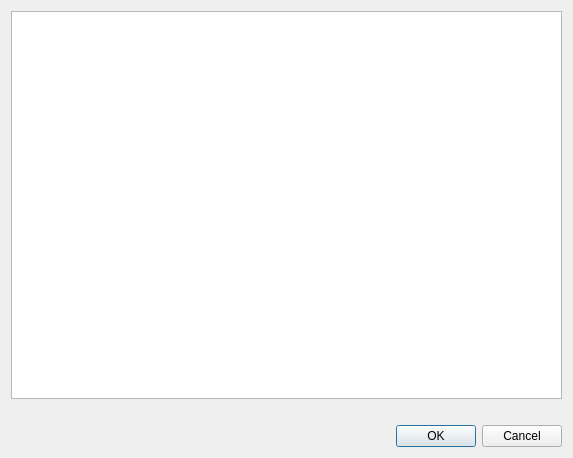
Old version of the form shvspy/src/dlgselectroles.ui in the repository silicon-heaven/shvspy.
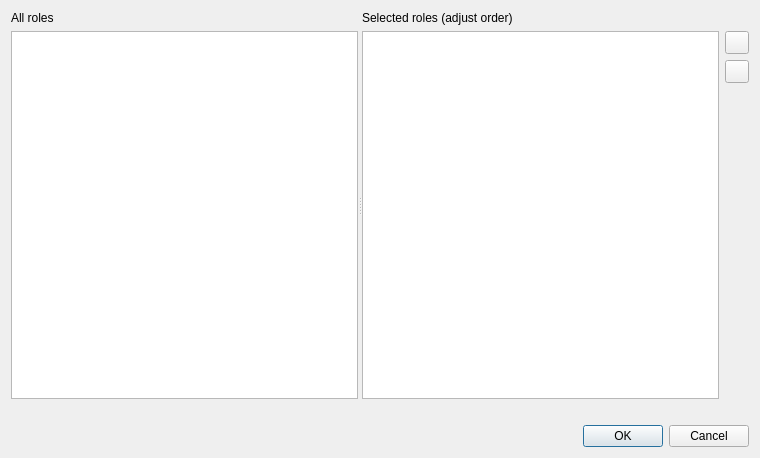
New version of the form. Icons and pictures are not drawn.

Commit message: edit order of roles in role assignment

Patch:
```diff
--- a/shvspy/src/dlgselectroles.ui
+++ b/shvspy/src/dlgselectroles.ui
@@ -6,7 +6,7 @@
    <rect>
     <x>0</x>
     <y>0</y>
-    <width>573</width>
+    <width>760</width>
     <height>458</height>
    </rect>
   </property>
@@ -15,10 +15,107 @@
   </property>
   <layout class="QVBoxLayout" name="verticalLayout">
    <item>
-    <widget class="QTreeView" name="tvRoles"/>
+    <widget class="QSplitter" name="splitter">
+     <property name="orientation">
+      <enum>Qt::Orientation::Horizontal</enum>
+     </property>
+     <widget class="QWidget" name="">
+      <layout class="QVBoxLayout" name="verticalLayout_2">
+       <item>
+        <widget class="QLabel" name="label">
+         <property name="text">
+          <string>All roles</string>
+         </property>
+        </widget>
+       </item>
+       <item>
+        <widget class="QTreeView" name="tvRoles">
+         <attribute name="headerVisible">
+          <bool>false</bool>
+         </attribute>
+        </widget>
+       </item>
+      </layout>
+     </widget>
+     <widget class="QWidget" name="wRolesOrder">
+      <layout class="QVBoxLayout" name="verticalLayoutRolesOrder">
+       <property name="leftMargin">
+        <number>0</number>
+       </property>
+       <property name="topMargin">
+        <number>0</number>
+       </property>
+       <property name="rightMargin">
+        <number>0</number>
+       </property>
+       <property name="bottomMargin">
+        <number>0</number>
+       </property>
+       <item>
+        <widget class="QLabel" name="lblRolesOrder">
+         <property name="text">
+          <string>Selected roles (adjust order)</string>
+         </property>
+        </widget>
+       </item>
+       <item>
+        <layout class="QHBoxLayout" name="horizontalLayoutRolesOrder">
+         <item>
+          <widget class="QListWidget" name="lstSelectedRoles"/>
+         </item>
+         <item>
+          <layout class="QVBoxLayout" name="verticalLayoutMoveButtons">
+           <item>
+            <widget class="QToolButton" name="tbMoveRoleUp">
+             <property name="toolTip">
+              <string>Move role up</string>
+             </property>
+             <property name="icon">
+              <iconset resource="../shvspy.qrc">
+               <normaloff>:/shvspy/images/up.svg</normaloff>:/shvspy/images/up.svg</iconset>
+             </property>
+            </widget>
+           </item>
+           <item>
+            <widget class="QToolButton" name="tbMoveRoleDown">
+             <property name="toolTip">
+              <string>Move role down</string>
+             </property>
+             <property name="icon">
+              <iconset resource="../shvspy.qrc">
+               <normaloff>:/shvspy/images/down.svg</normaloff>:/shvspy/images/down.svg</iconset>
+             </property>
+            </widget>
+           </item>
+           <item>
+            <spacer name="verticalSpacerMoveButtons">
+             <property name="orientation">
+              <enum>Qt::Orientation::Vertical</enum>
+             </property>
+             <property name="sizeHint" stdset="0">
+              <size>
+               <width>20</width>
+               <height>40</height>
+              </size>
+             </property>
+            </spacer>
+           </item>
+          </layout>
+         </item>
+        </layout>
+       </item>
+      </layout>
+     </widget>
+    </widget>
    </item>
    <item>
     <widget class="QLabel" name="lblStatus">
+     <property name="sizePolicy">
+      <sizepolicy hsizetype="Preferred" vsizetype="Maximum">
+       <horstretch>0</horstretch>
+       <verstretch>0</verstretch>
+      </sizepolicy>
+     </property>
      <property name="text">
       <string/>
      </property>
```
Left out of the diff: 4 changed lines with no effect on the pictures. The commit also changes 4 other files.
